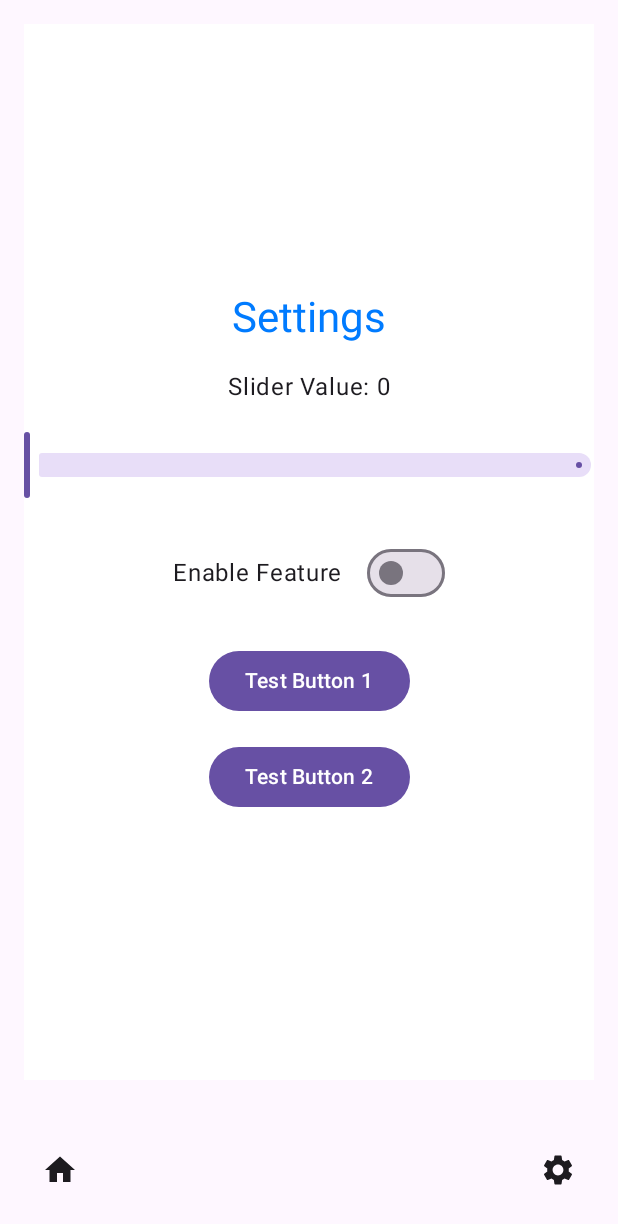
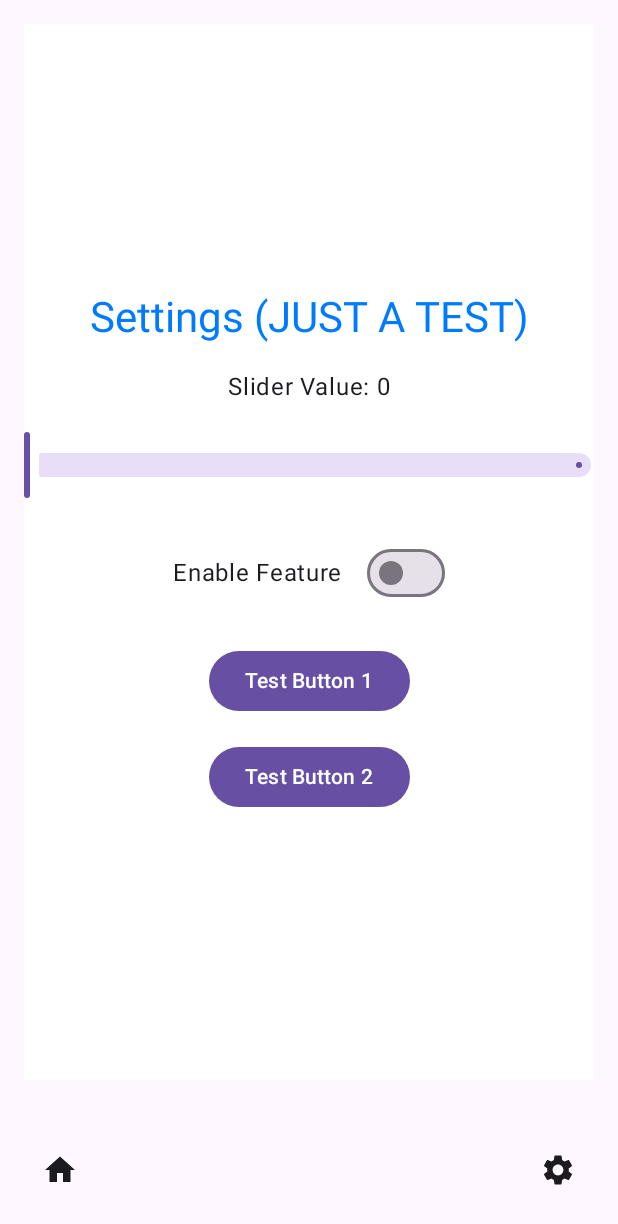
Before and after one commit to shibakek2/twitch-view-bot-android-app, an Android app built with Jetpack Compose: the SettingsScreen screen opened through its navigation route, on a phone screen of 412 x 824 dp. Shown: the top 1224 px of the screen. Run offline under Robolectric (Android 15) with nearby library versions, the phone set to English and light mode, and no system bars.

Commit message:
Update SettingsScreen.kt

```diff
--- a/app/src/main/java/com/example/app/SettingsScreen.kt
+++ b/app/src/main/java/com/example/app/SettingsScreen.kt
@@ -13,7 +13,6 @@ fun SettingsScreen() {
     var sliderValue by remember { mutableStateOf(0f) }
     var switchChecked by remember { mutableStateOf(false) }
 
-    // Map the slider value to a color from white to black
     val backgroundColor = Color(
         red = (255 * (1 - sliderValue / 100)).toInt(),
         green = (255 * (1 - sliderValue / 100)).toInt(),
@@ -24,18 +23,18 @@ fun SettingsScreen() {
         modifier = Modifier
             .fillMaxSize()
             .padding(16.dp)
-            .background(backgroundColor),  // Apply the dynamic background color
+            .background(backgroundColor),
         verticalArrangement = Arrangement.Center,
         horizontalAlignment = Alignment.CenterHorizontally
     ) {
         Text(
-            text = "Settings",
+            text = "Settings (JUST A TEST)",
             style = MaterialTheme.typography.headlineMedium,
             color = Color(0xFF007BFF),
             modifier = Modifier.padding(bottom = 16.dp)
         )
 
-        // Slider
+
         Text(text = "Slider Value: ${sliderValue.toInt()}", modifier = Modifier.padding(bottom = 16.dp))
         Slider(
             value = sliderValue,
@@ -44,7 +43,7 @@ fun SettingsScreen() {
             modifier = Modifier.padding(bottom = 24.dp)
         )
 
-        // Switch
+
         Row(
             verticalAlignment = Alignment.CenterVertically,
             modifier = Modifier.padding(bottom = 24.dp)
@@ -56,11 +55,11 @@ fun SettingsScreen() {
             )
         }
 
-        // Buttons
-        Button(onClick = { /* Handle Test Button Click */ }, modifier = Modifier.padding(bottom = 16.dp)) {
+
+        Button(onClick = { /*  */ }, modifier = Modifier.padding(bottom = 16.dp)) {
             Text("Test Button 1")
         }
-        Button(onClick = { /* Handle Test Button Click */ }) {
+        Button(onClick = { /*  */ }) {
             Text("Test Button 2")
         }
     }
```
